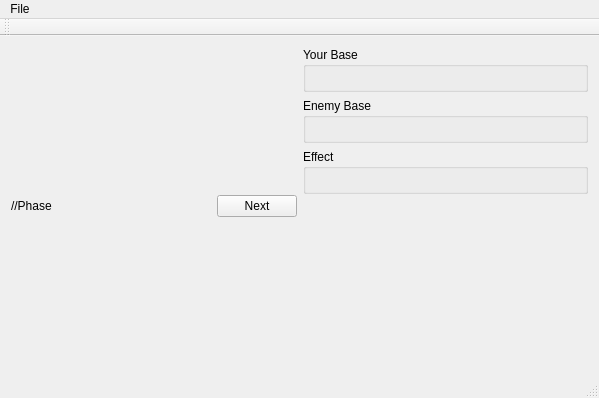
Qt form invadeui.ui (neodc/Invade) before a commit.
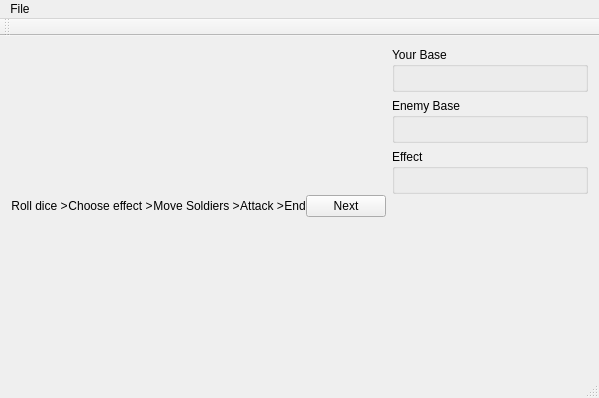
The same form after that commit.

Commit message: Continued UI overhaul.

Patch:
```diff
--- a/invadeui.ui
+++ b/invadeui.ui
@@ -20,11 +20,57 @@
       <item>
        <layout class="QVBoxLayout" name="boardLayout" stretch="0,0">
         <item>
-         <layout class="QHBoxLayout" name="phaseLayout" stretch="1,0">
+         <layout class="QHBoxLayout" name="phaseLayout" stretch="1,1,1,1,1,0">
+          <property name="spacing">
+           <number>0</number>
+          </property>
           <item>
            <widget class="QLabel" name="Phase_">
             <property name="text">
-             <string>//Phase</string>
+             <string>Roll dice &gt;</string>
+            </property>
+            <property name="alignment">
+             <set>Qt::AlignCenter</set>
+            </property>
+           </widget>
+          </item>
+          <item>
+           <widget class="QLabel" name="PhaseEffect_">
+            <property name="text">
+             <string>Choose effect &gt;</string>
+            </property>
+            <property name="alignment">
+             <set>Qt::AlignCenter</set>
+            </property>
+           </widget>
+          </item>
+          <item>
+           <widget class="QLabel" name="PhaseMove_">
+            <property name="text">
+             <string>Move Soldiers &gt;</string>
+            </property>
+            <property name="alignment">
+             <set>Qt::AlignCenter</set>
+            </property>
+           </widget>
+          </item>
+          <item>
+           <widget class="QLabel" name="PhaseAttack_">
+            <property name="text">
+             <string>Attack &gt;</string>
+            </property>
+            <property name="alignment">
+             <set>Qt::AlignCenter</set>
+            </property>
+           </widget>
+          </item>
+          <item>
+           <widget class="QLabel" name="PhaseEnd_">
+            <property name="text">
+             <string>End</string>
+            </property>
+            <property name="alignment">
+             <set>Qt::AlignCenter</set>
             </property>
            </widget>
           </item>
```
Left out of the diff: 2 changed lines with no effect on the pictures. The commit also changes 1 other file.
